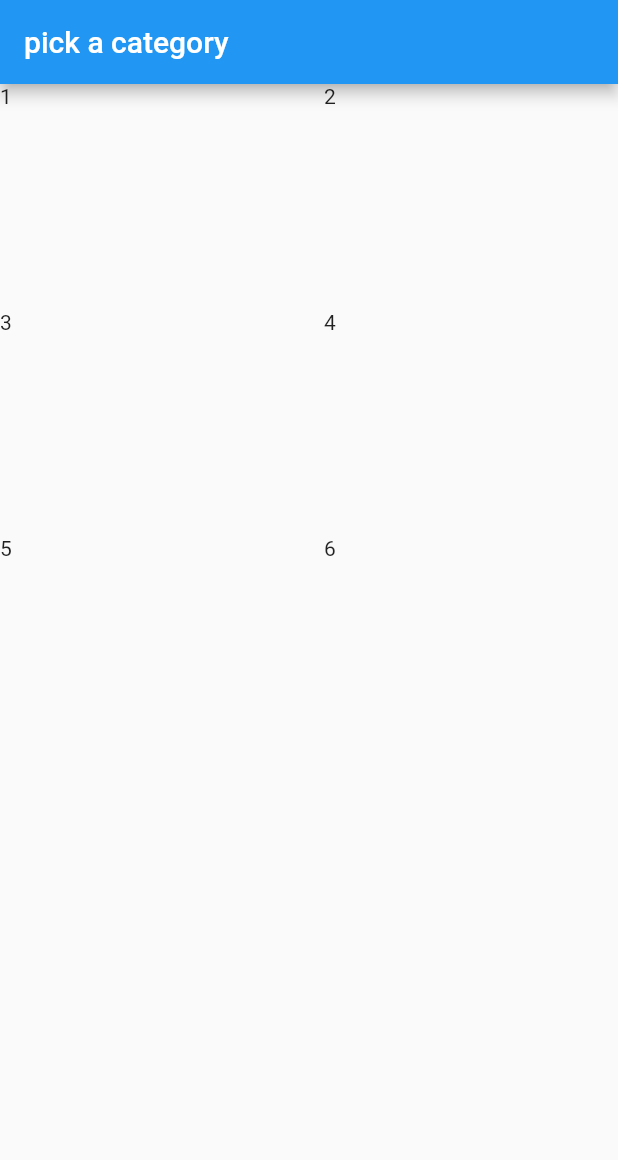
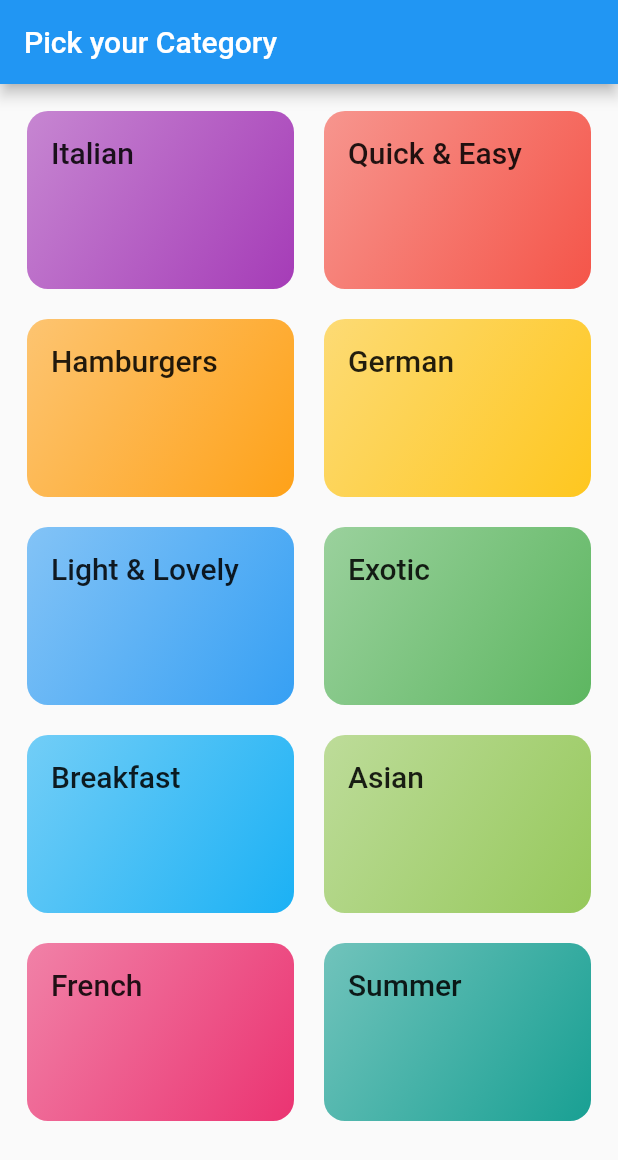
Before and after one commit to Ankit-kr13/meal-app, a Flutter app: the screen it shows after launch, on a phone screen of 412 x 824 dp. Shown: the top 1160 px of the screen. Run offline on Flutter 3.47's test engine with Material 2 defaults, Android fonts, the phone set to English and light mode, and no system bars.

Commit message:
create grid view,make screens for meals and perform navigation

```diff
--- a/lib/categories.dart
+++ /dev/null
@@ -1,29 +0,0 @@
-import 'package:flutter/material.dart';
-
-class categoriesScreen extends StatelessWidget {
-  const categoriesScreen({Key? key}) : super(key: key);
-
-  @override
-  Widget build(BuildContext context) {
-    return Scaffold(
-      appBar: AppBar(
-        title: const Text('pick a category'),
-      ),
-      body: GridView(
-        gridDelegate: SliverGridDelegateWithFixedCrossAxisCount(
-            crossAxisCount: 2,
-            childAspectRatio: 3 / 2,
-            crossAxisSpacing: 20,
-            mainAxisSpacing: 20),
-        children: const [
-          Text('1'),
-          Text('2'),
-          Text('3'),
-          Text('4'),
-          Text('5'),
-          Text('6'),
-        ],
-      ),
-    );
-  }
-}
--- /dev/null
+++ b/lib/data/dummy_data.dart
@@ -0,0 +1,409 @@
+import 'package:flutter/material.dart';
+
+import 'package:meals/models/category.dart';
+import 'package:meals/models/meal.dart';
+
+// Constants in Dart should be written in lowerCamelcase.
+const availableCategories = [
+  Category(
+    id: 'c1',
+    title: 'Italian',
+    color: Colors.purple,
+  ),
+  Category(
+    id: 'c2',
+    title: 'Quick & Easy',
+    color: Colors.red,
+  ),
+  Category(
+    id: 'c3',
+    title: 'Hamburgers',
+    color: Colors.orange,
+  ),
+  Category(
+    id: 'c4',
+    title: 'German',
+    color: Colors.amber,
+  ),
+  Category(
+    id: 'c5',
+    title: 'Light & Lovely',
+    color: Colors.blue,
+  ),
+  Category(
+    id: 'c6',
+    title: 'Exotic',
+    color: Colors.green,
+  ),
+  Category(
+    id: 'c7',
+    title: 'Breakfast',
+    color: Colors.lightBlue,
+  ),
+  Category(
+    id: 'c8',
+    title: 'Asian',
+    color: Colors.lightGreen,
+  ),
+  Category(
+    id: 'c9',
+    title: 'French',
+    color: Colors.pink,
+  ),
+  Category(
+    id: 'c10',
+    title: 'Summer',
+    color: Colors.teal,
+  ),
+];
+
+const dummyMeals = [
+  Meal(
+    id: 'm1',
+    categories: [
+      'c1',
+      'c2',
+    ],
+    title: 'Spaghetti with Tomato Sauce',
+    affordability: Affordability.affordable,
+    complexity: Complexity.simple,
+    imageUrl:
+        'https://upload.wikimedia.org/wikipedia/commons/thumb/2/20/Spaghetti_Bolognese_mit_Parmesan_oder_Grana_Padano.jpg/800px-Spaghetti_Bolognese_mit_Parmesan_oder_Grana_Padano.jpg',
+    duration: 20,
+    ingredients: [
+      '4 Tomatoes',
+      '1 Tablespoon of Olive Oil',
+      '1 Onion',
+      '250g Spaghetti',
+      'Spices',
+      'Cheese (optional)'
+    ],
+    steps: [
+      'Cut the tomatoes and the onion into small pieces.',
+      'Boil some water - add salt to it once it boils.',
+      'Put the spaghetti into the boiling water - they should be done in about 10 to 12 minutes.',
+      'In the meantime, heaten up some olive oil and add the cut onion.',
+      'After 2 minutes, add the tomato pieces, salt, pepper and your other spices.',
+      'The sauce will be done once the spaghetti are.',
+      'Feel free to add some cheese on top of the finished dish.'
+    ],
+    isGlutenFree: false,
+    isVegan: true,
+    isVegetarian: true,
+    isLactoseFree: true,
+  ),
+  Meal(
+    id: 'm2',
+    categories: [
+      'c2',
+    ],
+    title: 'Toast Hawaii',
+    affordability: Affordability.affordable,
+    complexity: Complexity.simple,
+    imageUrl:
+        'https://cdn.pixabay.com/photo/2018/07/11/21/51/toast-3532016_1280.jpg',
+    duration: 10,
+    ingredients: [
+      '1 Slice White Bread',
+      '1 Slice Ham',
+      '1 Slice Pineapple',
+      '1-2 Slices of Cheese',
+      'Butter'
+    ],
+    steps: [
+      'Butter one side of the white bread',
+      'Layer ham, the pineapple and cheese on the white bread',
+      'Bake the toast for round about 10 minutes in the oven at 200°C'
+    ],
+    isGlutenFree: false,
+    isVegan: false,
+    isVegetarian: false,
+    isLactoseFree: false,
+  ),
+  Meal(
+    id: 'm3',
+    categories: [
+      'c2',
+      'c3',
+    ],
+    title: 'Classic Hamburger',
+    affordability: Affordability.pricey,
+    complexity: Complexity.simple,
+    imageUrl:
+        'https://cdn.pixabay.com/photo/2014/10/23/18/05/burger-500054_1280.jpg',
+    duration: 45,
+    ingredients: [
+      '300g Cattle Hack',
+      '1 Tomato',
+      '1 Cucumber',
+      '1 Onion',
+      'Ketchup',
+      '2 Burger Buns'
+    ],
+    steps: [
+      'Form 2 patties',
+      'Fry the patties for c. 4 minutes on each side',
+      'Quickly fry the buns for c. 1 minute on each side',
+      'Bruch buns with ketchup',
+      'Serve burger with tomato, cucumber and onion'
+    ],
+    isGlutenFree: false,
+    isVegan: false,
+    isVegetarian: false,
+    isLactoseFree: true,
+  ),
+  Meal(
+    id: 'm4',
+    categories: [
+      'c4',
+    ],
+    title: 'Wiener Schnitzel',
+    affordability: Affordability.luxurious,
+    complexity: Complexity.challenging,
+    imageUrl:
+        'https://cdn.pixabay.com/photo/2018/03/31/19/29/schnitzel-3279045_1280.jpg',
+    duration: 60,
+    ingredients: [
+      '8 Veal Cutlets',
+      '4 Eggs',
+      '200g Bread Crumbs',
+      '100g Flour',
+      '300ml Butter',
+      '100g Vegetable Oil',
+      'Salt',
+      'Lemon Slices'
+    ],
+    steps: [
+      'Tenderize the veal to about 2–4mm, and salt on both sides.',
+      'On a flat plate, stir the eggs briefly with a fork.',
+      'Lightly coat the cutlets in flour then dip into the egg, and finally, coat in breadcrumbs.',
+      'Heat the butter and oil in a large pan (allow the fat to get very hot) and fry the schnitzels until golden brown on both sides.',
+      'Make sure to toss the pan regularly so that the schnitzels are surrounded by oil and the crumbing becomes ‘fluffy’.',
+      'Remove, and drain on kitchen paper. Fry the parsley in the remaining oil and drain.',
+      'Place the schnitzels on awarmed plate and serve garnishedwith parsley and slices of lemon.'
+    ],
+    isGlutenFree: false,
+    isVegan: false,
+    isVegetarian: false,
+    isLactoseFree: false,
+  ),
+  Meal(
+    id: 'm5',
+    categories: [
+      'c2'
+          'c5',
+      'c10',
+    ],
+    title: 'Salad with Smoked Salmon',
+    affordability: Affordability.luxurious,
+    complexity: Complexity.simple,
+    imageUrl:
+        'https://cdn.pixabay.com/photo/2016/10/25/13/29/smoked-salmon-salad-1768890_1280.jpg',
+    duration: 15,
+    ingredients: [
+      'Arugula',
+      'Lamb\'s Lettuce',
+      'Parsley',
+      'Fennel',
+      '200g Smoked Salmon',
+      'Mustard',
+      'Balsamic Vinegar',
+      'Olive Oil',
+      'Salt and Pepper'
+    ],
+    steps: [
+      'Wash and cut salad and herbs',
+      'Dice the salmon',
+      'Process mustard, vinegar and olive oil into a dessing',
+      'Prepare the salad',
+      'Add salmon cubes and dressing'
+    ],
+    isGlutenFree: true,
+    isVegan: false,
+    isVegetarian: true,
+    isLactoseFree: true,
+  ),
+  Meal(
+    id: 'm6',
+    categories: [
+      'c6',
+      'c10',
+    ],
+    title: 'Delicious Orange Mousse',
+    affordability: Affordability.affordable,
+    complexity: Complexity.hard,
+    imageUrl:
+        'https://cdn.pixabay.com/photo/2017/05/01/05/18/pastry-2274750_1280.jpg',
+    duration: 240,
+    ingredients: [
+      '4 Sheets of Gelatine',
+      '150ml Orange Juice',
+      '80g Sugar',
+      '300g Yoghurt',
+      '200g Cream',
+      'Orange Peel',
+    ],
+    steps: [
+      'Dissolve gelatine in pot',
+      'Add orange juice and sugar',
+      'Take pot off the stove',
+      'Add 2 tablespoons of yoghurt',
+      'Stir gelatin under remaining yoghurt',
+      'Cool everything down in the refrigerator',
+      'Whip the cream and lift it under die orange mass',
+      'Cool down again for at least 4 hours',
+      'Serve with orange peel',
+    ],
+    isGlutenFree: true,
+    isVegan: false,
+    isVegetarian: true,
+    isLactoseFree: false,
+  ),
+  Meal(
+    id: 'm7',
+    categories: [
+      'c7',
+    ],
+    title: 'Pancakes',
+    affordability: Affordability.affordable,
+    complexity: Complexity.simple,
+    imageUrl:
+        'https://cdn.pixabay.com/photo/2018/07/10/21/23/pancake-3529653_1280.jpg',
+    duration: 20,
+    ingredients: [
+      '1 1/2 Cups all-purpose Flour',
+      '3 1/2 Teaspoons Baking Powder',
+      '1 Teaspoon Salt',
+      '1 Tablespoon White Sugar',
+      '1 1/4 cups Milk',
+      '1 Egg',
+      '3 Tablespoons Butter, melted',
+    ],
+    steps: [
+      'In a large bowl, sift together the flour, baking powder, salt and sugar.',
+      'Make a well in the center and pour in the milk, egg and melted butter; mix until smooth.',
+      'Heat a lightly oiled griddle or frying pan over medium high heat.',
+      'Pour or scoop the batter onto the griddle, using approximately 1/4 cup for each pancake. Brown on both sides and serve hot.'
+    ],
+    isGlutenFree: true,
+    isVegan: false,
+    isVegetarian: true,
+    isLactoseFree: false,
+  ),
+  Meal(
+    id: 'm8',
+    categories: [
+      'c8',
+    ],
+    title: 'Creamy Indian Chicken Curry',
+    affordability: Affordability.pricey,
+    complexity: Complexity.challenging,
+    imageUrl:
+        'https://cdn.pixabay.com/photo/2018/06/18/16/05/indian-food-3482749_1280.jpg',
+    duration: 35,
+    ingredients: [
+      '4 Chicken Breasts',
+      '1 Onion',
+      '2 Cloves of Garlic',
+      '1 Piece of Ginger',
+      '4 Tablespoons Almonds',
+      '1 Teaspoon Cayenne Pepper',
+      '500ml Coconut Milk',
+    ],
+    steps: [
+      'Slice and fry the chicken breast',
+      'Process onion, garlic and ginger into paste and sauté everything',
+      'Add spices and stir fry',
+      'Add chicken breast + 250ml of water and cook everything for 10 minutes',
+      'Add coconut milk',
+      'Serve with rice'
+    ],
+    isGlutenFree: true,
+    isVegan: false,
+    isVegetarian: false,
+    isLactoseFree: true,
+  ),
+  Meal(
+    id: 'm9',
+    categories: [
+      'c9',
+    ],
+    title: 'Chocolate Souffle',
+    affordability: Affordability.affordable,
+    complexity: Complexity.hard,
+    imageUrl:
+        'https://cdn.pixabay.com/photo/2014/08/07/21/07/souffle-412785_1280.jpg',
+    duration: 45,
+    ingredients: [
+      '1 Teaspoon melted Butter',
+      '2 Tablespoons white Sugar',
+      '2 Ounces 70% dark Chocolate, broken into pieces',
+      '1 Tablespoon Butter',
+      '1 Tablespoon all-purpose Flour',
+      '4 1/3 tablespoons cold Milk',
+      '1 Pinch Salt',
+      '1 Pinch Cayenne Pepper',
+      '1 Large Egg Yolk',
+      '2 Large Egg Whites',
+      '1 Pinch Cream of Tartar',
+      '1 Tablespoon white Sugar',
+    ],
+    steps: [
+      'Preheat oven to 190°C. Line a rimmed baking sheet with parchment paper.',
+      'Brush bottom and sides of 2 ramekins lightly with 1 teaspoon melted butter; cover bottom and sides right up to the rim.',
+      'Add 1 tablespoon white sugar to ramekins. Rotate ramekins until sugar coats all surfaces.',
+      'Place chocolate pieces in a metal mixing bowl.',
+      'Place bowl over a pan of about 3 cups hot water over low heat.',
+      'Melt 1 tablespoon butter in a skillet over medium heat. Sprinkle in flour. Whisk until flour is incorporated into butter and mixture thickens.',
+      'Whisk in cold milk until mixture becomes smooth and thickens. Transfer mixture to bowl with melted chocolate.',
+      'Add salt and cayenne pepper. Mix together thoroughly. Add egg yolk and mix to combine.',
+      'Leave bowl above the hot (not simmering) water to keep chocolate warm while you whip the egg whites.',
+      'Place 2 egg whites in a mixing bowl; add cream of tartar. Whisk until mixture begins to thicken and a drizzle from the whisk stays on the surface about 1 second before disappearing into the mix.',
+      'Add 1/3 of sugar and whisk in. Whisk in a bit more sugar about 15 seconds.',
+      'whisk in the rest of the sugar. Continue whisking until mixture is about as thick as shaving cream and holds soft peaks, 3 to 5 minutes.',
+      'Transfer a little less than half of egg whites to chocolate.',
+      'Mix until egg whites are thoroughly incorporated into the chocolate.',
+      'Add the rest of the egg whites; gently fold into the chocolate with a spatula, lifting from the bottom and folding over.',
+      'Stop mixing after the egg white disappears. Divide mixture between 2 prepared ramekins. Place ramekins on prepared baking sheet.',
+      'Bake in preheated oven until scuffles are puffed and have risen above the top of the rims, 12 to 15 minutes.',
+    ],
+    isGlutenFree: true,
+    isVegan: false,
+    isVegetarian: true,
+    isLactoseFree: false,
+  ),
+  Meal(
+    id: 'm10',
+    categories: [
+      'c2',
+      'c5',
+      'c10',
+    ],
+    title: 'Asparagus Salad with Cherry Tomatoes',
+    affordability: Affordability.luxurious,
+    complexity: Complexity.simple,
+    imageUrl:
+        'https://cdn.pixabay.com/photo/2018/04/09/18/26/asparagus-3304997_1280.jpg',
+    duration: 30,
+    ingredients: [
+      'White and Green Asparagus',
+      '30g Pine Nuts',
+      '300g Cherry Tomatoes',
+      'Salad',
+      'Salt, Pepper and Olive Oil'
+    ],
+    steps: [
+      'Wash, peel and cut the asparagus',
+      'Cook in salted water',
+      'Salt and pepper the asparagus',
+      'Roast the pine nuts',
+      'Halve the tomatoes',
+      'Mix with asparagus, salad and dressing',
+      'Serve with Baguette'
+    ],
+    isGlutenFree: true,
+    isVegan: true,
+    isVegetarian: true,
+    isLactoseFree: true,
+  ),
+];
--- a/lib/main.dart
+++ b/lib/main.dart
@@ -1,7 +1,5 @@
 import 'package:flutter/material.dart';
-
-import 'package:meals/categories.dart';
-
+import 'package:meals/screens/categories.dart';
 // final theme = ThemeData(
 //   useMaterial3: true,
 //   colorScheme: ColorScheme.fromSeed(
--- /dev/null
+++ b/lib/models/category.dart
@@ -0,0 +1,12 @@
+import 'package:flutter/material.dart';
+
+class Category {
+  const Category({
+    required this.id,
+    required this.title,
+    this.color = Colors.orange,
+  });
+  final String id;
+  final String title;
+  final Color color;
+}
--- /dev/null
+++ b/lib/models/meal.dart
@@ -0,0 +1,43 @@
+enum Complexity {
+  simple,
+  challenging,
+  hard,
+}
+
+enum Affordability {
+  affordable,
+  pricey,
+  luxurious,
+}
+
+class Meal {
+  const Meal({
+    required this.id,
+    required this.categories,
+    required this.title,
+    required this.imageUrl,
+    required this.ingredients,
+    required this.steps,
+    required this.duration,
+    required this.complexity,
+    required this.affordability,
+    required this.isGlutenFree,
+    required this.isLactoseFree,
+    required this.isVegan,
+    required this.isVegetarian,
+  });
+
+  final String id;
+  final List<String> categories;
+  final String title;
+  final String imageUrl;
+  final List<String> ingredients;
+  final List<String> steps;
+  final int duration;
+  final Complexity complexity;
+  final Affordability affordability;
+  final bool isGlutenFree;
+  final bool isLactoseFree;
+  final bool isVegan;
+  final bool isVegetarian;
+}
--- /dev/null
+++ b/lib/screens/categories.dart
@@ -0,0 +1,52 @@
+import 'package:flutter/material.dart';
+import 'package:meals/data/dummy_data.dart';
+import 'package:meals/models/meal.dart';
+import 'package:meals/screens/meals.dart';
+import 'package:meals/widgets/categories_grid_item.dart';
+
+import '../models/category.dart';
+
+class categoriesScreen extends StatelessWidget {
+  const categoriesScreen({Key? key}) : super(key: key);
+
+  void _selectCategory(BuildContext context, Category category) {
+    final filteredMelas = dummyMeals
+        .where((meal) => meal.categories.contains(category.id))
+        .toList();
+    Navigator.push(
+      context,
+      MaterialPageRoute(
+        builder: (context) => MealsScreen(
+          title: category.title,
+          melas: filteredMelas,
+        ),
+      ),
+    );
+  }
+
+  @override
+  Widget build(BuildContext context) {
+    return Scaffold(
+      appBar: AppBar(
+        title: const Text('Pick your Category'),
+      ),
+      body: GridView(
+        padding: const EdgeInsets.all(18),
+        gridDelegate: SliverGridDelegateWithFixedCrossAxisCount(
+            crossAxisCount: 2,
+            childAspectRatio: 3 / 2,
+            crossAxisSpacing: 20,
+            mainAxisSpacing: 20),
+        children: [
+          for (final category in availableCategories)
+            CategoryGridItem(
+              category: category,
+              onSelectCategory: () {
+                _selectCategory(context, category);
+              },
+            )
+        ],
+      ),
+    );
+  }
+}
--- /dev/null
+++ b/lib/screens/meals.dart
@@ -0,0 +1,34 @@
+import 'package:flutter/material.dart';
+import 'package:meals/models/meal.dart';
+
+class MealsScreen extends StatelessWidget {
+  const MealsScreen({Key? key, required this.title, required this.melas})
+      : super(key: key);
+
+  final String title;
+  final List<Meal> melas;
+
+  @override
+  Widget build(BuildContext context) {
+    Widget content = Center(
+      child: Column(
+        mainAxisSize: MainAxisSize.min,
+        children: [
+          const Text("Uh oh....nothing here!!!"),
+          const SizedBox(height: 16),
+          Text("Try Selecting a different category",
+              style: Theme.of(context).textTheme.bodyLarge),
+        ],
+      ),
+    );
+
+    if (melas.isNotEmpty) {
+      content = ListView.builder(
+        itemCount: melas.length,
+        itemBuilder: (context, index) => Text(melas[index].title),
+      );
+      ;
+    }
+    return Scaffold(appBar: AppBar(title: Text(title)), body: content);
+  }
+}
--- /dev/null
+++ b/lib/widgets/categories_grid_item.dart
@@ -0,0 +1,41 @@
+import 'package:flutter/material.dart';
+import 'package:meals/models/category.dart';
+
+class CategoryGridItem extends StatelessWidget {
+  const CategoryGridItem({
+    Key? key,
+    required this.category,
+    required this.onSelectCategory,
+  }) : super(
+          key: key,
+        );
+
+  final Category category;
+  final void Function() onSelectCategory;
+
+  @override
+  Widget build(BuildContext context) {
+    return InkWell(
+      onTap: onSelectCategory,
+      splashColor: Theme.of(context).primaryColor,
+      borderRadius: BorderRadius.circular(16),
+      child: Container(
+        padding: const EdgeInsets.all(16),
+        decoration: BoxDecoration(
+            borderRadius: BorderRadius.circular(14),
+            gradient: LinearGradient(
+              colors: [
+                category.color.withOpacity(0.55),
+                category.color.withOpacity(0.9)
+              ],
+              begin: Alignment.topLeft,
+              end: Alignment.bottomRight,
+            )),
+        child: Text(
+          category.title,
+          style: Theme.of(context).textTheme.titleLarge,
+        ),
+      ),
+    );
+  }
+}
```
